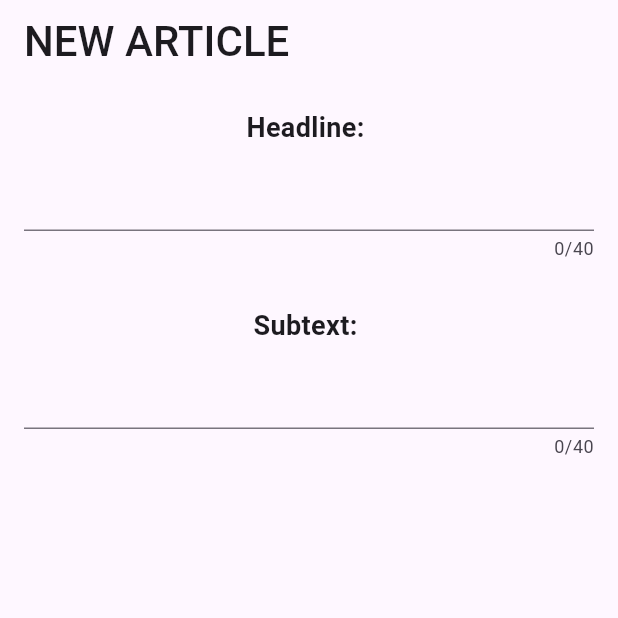
After one commit to ShrihariJoshi/cricky, a Flutter app: the ArticleInputPage screen opened directly, on a phone screen of 412 x 824 dp, the top half of it. The commit adds this screen. Run offline on Flutter 3.47's test engine with Material 3 defaults, Android fonts, the phone set to English and light mode, and no system bars.

Commit message:
Article and Scorecard input page in progress

```diff
--- /dev/null
+++ b/lib/article_input.dart
@@ -0,0 +1,56 @@
+import 'package:flutter/material.dart';
+
+class ArticleInput extends StatelessWidget{
+  const ArticleInput({super.key});
+  @override
+  Widget build(BuildContext context){
+    return const MaterialApp(
+      home: Scaffold(
+        body: ArticleInputPage(),
+      )
+    );
+  }
+}
+
+class ArticleInputPage extends StatefulWidget{
+  const ArticleInputPage({super.key});
+  @override
+  ArticleInputState createState() => ArticleInputState();
+}
+class ArticleInputState extends State<ArticleInputPage>{
+  @override
+  Widget build(BuildContext context){
+  return Scaffold(
+    appBar: AppBar(
+      title: const Text('NEW ARTICLE',style: TextStyle(fontWeight: FontWeight.w500, fontSize: 28),),
+    ),
+    body: const Padding(
+      padding: const EdgeInsets.all(16.0),
+      child: Column(
+       crossAxisAlignment: CrossAxisAlignment.center,
+       children: const [
+          Text('Headline: ',
+          style: TextStyle(fontSize: 18, fontWeight: FontWeight.bold),
+          ),
+          SizedBox(height: 8,),
+          TextField(
+            maxLength: 40,
+            maxLines: 1,
+          ),
+          SizedBox(height: 30,),
+          Text('Subtext: ',
+          style: TextStyle(fontSize: 18, fontWeight: FontWeight.bold),
+          ),
+          SizedBox(height: 8,),
+          TextField(
+            maxLength: 40,
+            maxLines: 1,
+          ),
+          SizedBox(height: 30,),
+
+       ],
+      )
+    ),
+  );
+}
+}
--- a/lib/home_screen.dart
+++ b/lib/home_screen.dart
@@ -1,5 +1,6 @@
 import 'package:flutter/material.dart';
 import 'package:cricky/rating.dart';
+import 'package:cricky/article_input.dart';
 // import 'package:carousel_slider/carousel_controller.dart' as slider_controller;
 // import 'package:carousel_slider/carousel_slider.dart';
 
@@ -164,6 +165,7 @@ class HomeScreenPage extends HomeScreen {
                           team2: ' BAN',
                           status: 'Test 1 of 2',
                         ),
+                        // Spacer()
                         MatchDetailWidget(
                           date: '26-30 Sept,2024',
                           team1: ' IND',
```
Also changed, not shown: lib/matchdetail_input.dart (added).
